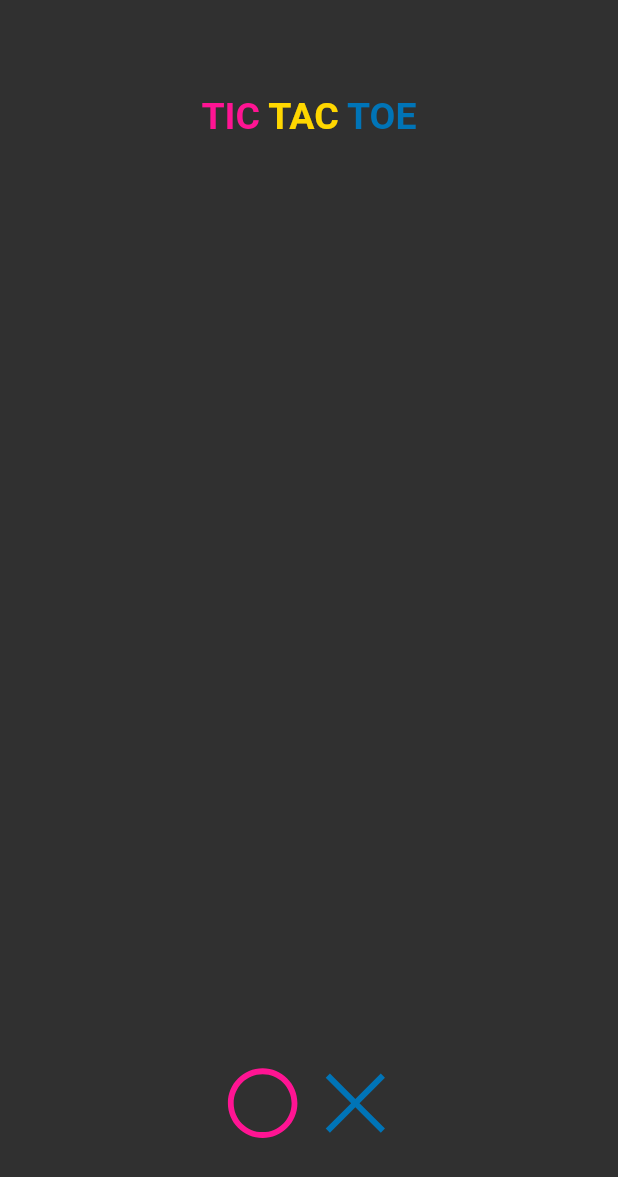
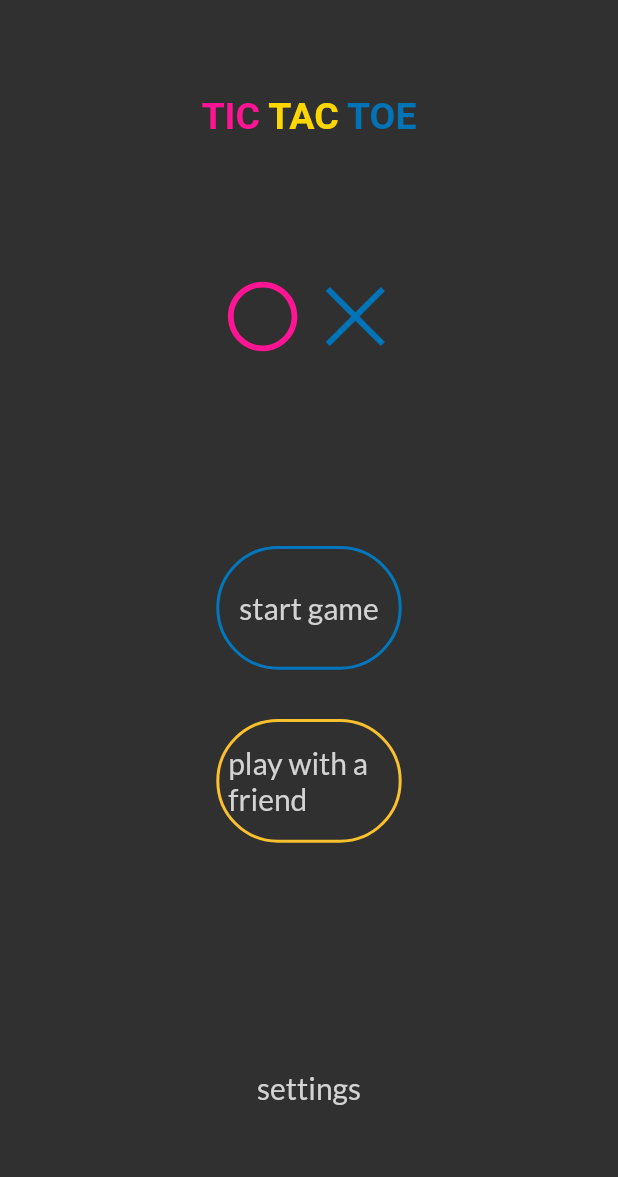
Before and after one commit to funmi-cod/tictactoe, a Flutter app: the screen it shows after launch, on a phone screen of 412 x 824 dp. Shown: the top 1177 px of the screen. Run offline on Flutter 3.47's test engine with Material 2 defaults, Android fonts, the phone set to English and light mode, and no system bars; our stand-ins replace avatar_glow, google_fonts, line_awesome_flutter; Roboto replaces fonts that are missing (Nosifer).

Commit message:
Added Buttons

```diff
--- a/lib/views/home.dart
+++ b/lib/views/home.dart
@@ -1,12 +1,15 @@
-import 'package:flutter/cupertino.dart';
 import 'package:flutter/material.dart';
 import 'package:tictactoe/widget/component/shape.dart';
 
 import '../constants.dart';
+import '../widget/home_page/home_page_widget.dart';
 
 class Home extends StatelessWidget {
+  const Home({Key? key}) : super(key: key);
+
   @override
   Widget build(BuildContext context) {
+    // screen size
     final Size size = MediaQuery.of(context).size;
 
     return Scaffold(
@@ -43,6 +46,8 @@ class Home extends StatelessWidget {
                       XSign(size.width * 0.15),
                     ],
                   ),
+                  ButtonsWrapper(),// game button
+                  const Button('settings',),
                 ],
               ),
             ],
--- /dev/null
+++ b/lib/widget/home_page/button.dart
@@ -0,0 +1,43 @@
+import 'package:flutter/material.dart';
+import 'package:google_fonts/google_fonts.dart';
+
+
+
+import '../../constants.dart';
+
+class Button extends StatelessWidget {
+  final String text;
+  final Color? color;
+
+  const Button(this.text, [this.color]);
+
+  @override
+  Widget build(BuildContext context) {
+    // screen size
+    final Size size = MediaQuery.of(context).size;
+
+    return Container(
+      margin: EdgeInsets.only(top: size.height * 0.04),
+      width: size.width * 0.3,
+      height: size.height * 0.10,
+      child: TextButton(
+        onPressed: () => Navigator.pushNamed(context, '/game'),
+        style: TextButton.styleFrom(
+          shape: text != 'settings'
+              ? RoundedRectangleBorder(
+            side: BorderSide(
+              color: color!,
+              width: 2,
+            ),
+            borderRadius: BorderRadius.circular(100.0),
+          )
+              : null,
+        ),
+        child: Text(
+          text,
+          style: GoogleFonts.lato(fontSize: 20, color: kBorderColor, fontWeight: FontWeight.w400),
+        ),
+      ),
+    );
+  }
+}
--- /dev/null
+++ b/lib/widget/home_page/buttons_wrapper.dart
@@ -0,0 +1,15 @@
+import 'package:flutter/material.dart';
+import 'package:tictactoe/widget/home_page/button.dart';
+
+class ButtonsWrapper extends StatelessWidget {
+  @override
+  Widget build(BuildContext context) {
+    return Column(
+      // game buttons
+      children: [
+        Button('start game', Colors.lightBlue.shade800),
+        Button('play with a friend', Colors.yellow.shade700),
+      ],
+    );
+  }
+}
--- /dev/null
+++ b/lib/widget/home_page/home_page_widget.dart
@@ -0,0 +1,4 @@
+// to avoid writing import for every file
+// clean code approach
+export 'button.dart';
+export 'buttons_wrapper.dart';
```
